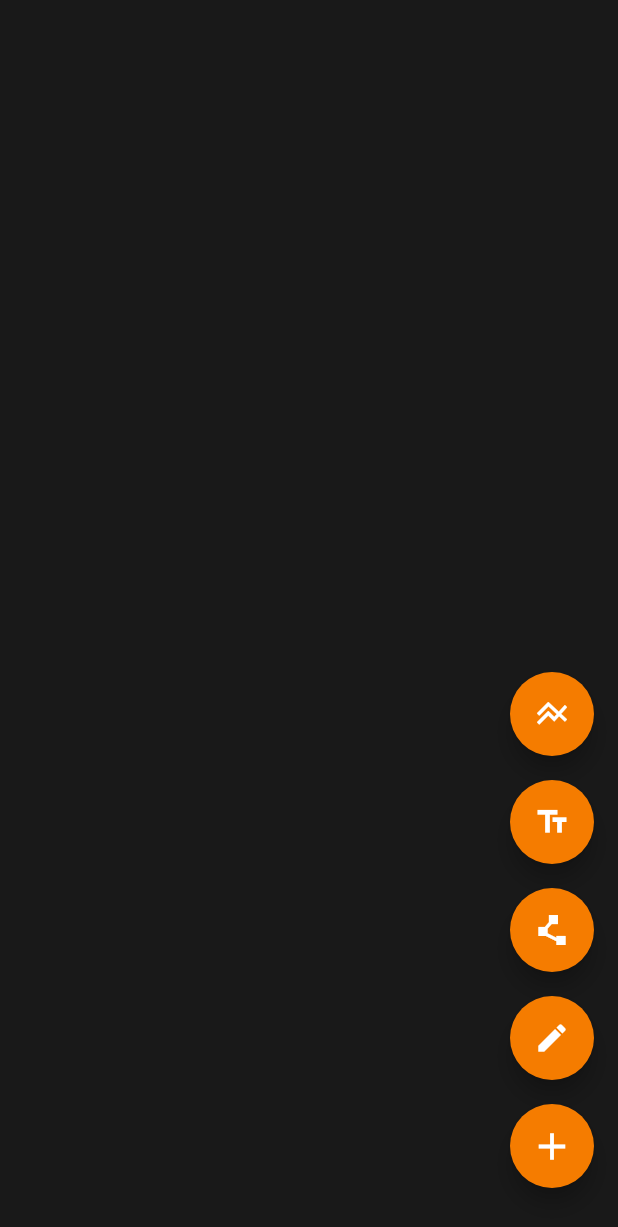
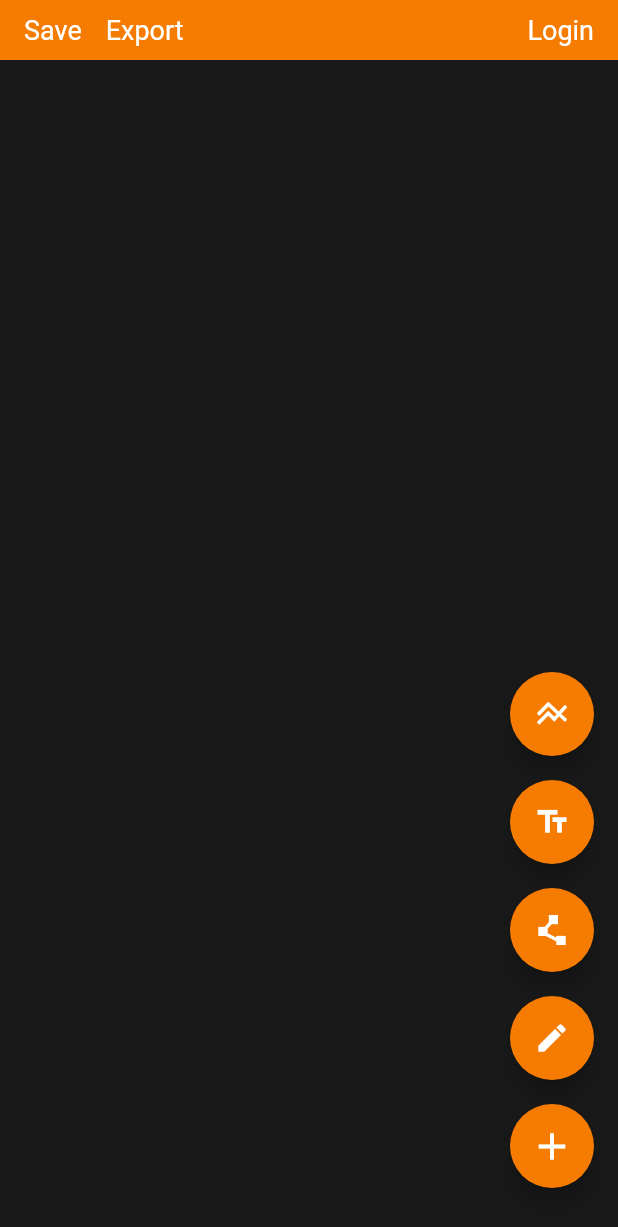
Before and after one commit to noctisbeta/database_diagrams_dartstack, a Flutter app: the screen it shows after launch, on a phone screen of 412 x 824 dp. Shown: the top 1227 px of the screen. Run offline on Flutter 3.47's test engine with Material 2 defaults, Android fonts, the phone set to English and light mode, and no system bars; our stand-ins replace flutter_hooks, hooks_riverpod; missing offline and left inert: perfect_freehand.

Commit message:
toolbar wip

```diff
--- a/lib/main.dart
+++ b/lib/main.dart
@@ -1,4 +1,4 @@
-import 'package:database_diagrams/main/editor_view.dart';
+import 'package:database_diagrams/main/main_view.dart';
 import 'package:flutter/material.dart';
 import 'package:hooks_riverpod/hooks_riverpod.dart';
 
@@ -20,6 +20,6 @@ class InitWidget extends StatelessWidget {
 
   @override
   Widget build(BuildContext context) {
-    return const EditorView();
+    return const MainView();
   }
 }
--- /dev/null
+++ b/lib/main/main_view.dart
@@ -0,0 +1,23 @@
+import 'package:database_diagrams/main/editor_view.dart';
+import 'package:database_diagrams/main/toolbar.dart';
+import 'package:flutter/material.dart';
+
+/// Main view.
+class MainView extends StatelessWidget {
+  /// Default constructor.
+  const MainView({super.key});
+
+  @override
+  Widget build(BuildContext context) {
+    return Scaffold(
+      body: Column(
+        children: const [
+          Toolbar(),
+          Expanded(
+            child: EditorView(),
+          ),
+        ],
+      ),
+    );
+  }
+}
--- /dev/null
+++ b/lib/main/toolbar.dart
@@ -0,0 +1,50 @@
+import 'package:flutter/material.dart';
+
+/// Toolbar.
+class Toolbar extends StatelessWidget {
+  /// Default constructor.
+  const Toolbar({super.key});
+
+  @override
+  Widget build(BuildContext context) {
+    return Container(
+      height: 40,
+      color: Colors.orange.shade700,
+      child: Row(
+        children: const [
+          SizedBox(
+            width: 16,
+          ),
+          Text(
+            'Save',
+            style: TextStyle(
+              color: Colors.white,
+              fontSize: 18,
+            ),
+          ),
+          SizedBox(
+            width: 16,
+          ),
+          Text(
+            'Export',
+            style: TextStyle(
+              color: Colors.white,
+              fontSize: 18,
+            ),
+          ),
+          Spacer(),
+          Text(
+            'Login',
+            style: TextStyle(
+              color: Colors.white,
+              fontSize: 18,
+            ),
+          ),
+          SizedBox(
+            width: 16,
+          ),
+        ],
+      ),
+    );
+  }
+}
```
